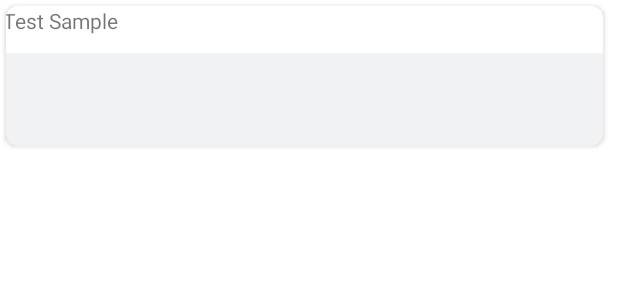
After one commit to inchko/ParkFinder, an Android app: the layout zone_card.xml on its own in the app's theme, with its tools: preview values and no code run, on a phone screen of 412 x 824 dp. The commit adds this screen. Shown: the top 300 px of the screen. Run offline under Robolectric (Android 15) with nearby library versions, the phone set to English and light mode, and no system bars; network calls fail.

Commit message:
added recyclerView of all zones in database

```diff
--- a/app/build.gradle
+++ b/app/build.gradle
@@ -9,7 +9,9 @@ plugins {
 android {
     compileSdkVersion 29
     buildToolsVersion "30.0.3"
-
+    dataBinding {
+        enabled = true
+    }
     defaultConfig {
         applicationId "com.inchko.parkfinder"
         minSdkVersion 23
@@ -66,4 +68,6 @@ dependencies {
     //retrofit
     implementation 'com.squareup.retrofit2:retrofit:2.9.0'
     implementation 'com.squareup.retrofit2:converter-gson:2.9.0'
+    //databinding
+    kapt 'com.android.databinding:compiler:3.1.4'
 }
--- a/app/src/main/java/com/inchko/parkfinder/hilt/di/ApiModule.kt
+++ b/app/src/main/java/com/inchko/parkfinder/hilt/di/ApiModule.kt
@@ -4,6 +4,7 @@ import com.google.gson.GsonBuilder
 import com.inchko.parkfinder.network.ApiService
 import com.inchko.parkfinder.network.Repository
 import com.inchko.parkfinder.network.models.TestDTO2Test
+import com.inchko.parkfinder.network.models.ZoneDTO2Zone
 import dagger.Module
 import dagger.Provides
 import dagger.hilt.InstallIn
@@ -28,7 +29,7 @@ object ApiModule {
 
     @Singleton
     @Provides
-    fun providesRepo(apiService:ApiService, testMapper:TestDTO2Test):Repository{
-        return Repository(apiService,testMapper)
+    fun providesRepo(apiService:ApiService, testMapper:TestDTO2Test, zoneMapper:ZoneDTO2Zone):Repository{
+        return Repository(apiService,testMapper,zoneMapper)
     }
 }
--- a/app/src/main/java/com/inchko/parkfinder/network/ApiService.kt
+++ b/app/src/main/java/com/inchko/parkfinder/network/ApiService.kt
@@ -1,6 +1,7 @@
 package com.inchko.parkfinder.network
 
 import com.inchko.parkfinder.network.models.TestDTO
+import com.inchko.parkfinder.network.models.ZoneDTO
 import retrofit2.http.GET
 
 interface ApiService {
@@ -9,4 +10,7 @@ interface ApiService {
     suspend fun test(/*
     @Header("value") nombre:Tipo, @Query("Query1")nombre:Tipo*/
     ): TestDTO
+
+    @GET("api/zones")
+    suspend fun readZones(): List<ZoneDTO>
 }
--- a/app/src/main/java/com/inchko/parkfinder/network/RepositoryInterface.kt
+++ b/app/src/main/java/com/inchko/parkfinder/network/RepositoryInterface.kt
@@ -1,7 +1,9 @@
 package com.inchko.parkfinder.network
 
 import com.inchko.parkfinder.domainModels.Test
+import com.inchko.parkfinder.domainModels.Zone
 
 interface RepositoryInterface {
     suspend fun test(): Test
+    suspend fun readZones():List<Zone>
 }
--- a/app/src/main/res/layout/app_bar_main.xml
+++ b/app/src/main/res/layout/app_bar_main.xml
@@ -4,7 +4,8 @@
     xmlns:tools="http://schemas.android.com/tools"
     android:layout_width="match_parent"
     android:layout_height="match_parent"
-    tools:context=".MainActivity">
+    tools:context=".MainActivity"
+    android:id ="@+id/replacable">
 
     <com.google.android.material.appbar.AppBarLayout
         android:layout_width="match_parent"
--- /dev/null
+++ b/app/src/main/res/layout/zone_card.xml
@@ -0,0 +1,44 @@
+<?xml version="1.0" encoding="utf-8"?>
+<layout
+    xmlns:android="http://schemas.android.com/apk/res/android"
+    xmlns:app="http://schemas.android.com/apk/res-auto"
+    xmlns:tools="http://schemas.android.com/tools">
+
+<androidx.constraintlayout.widget.ConstraintLayout
+    android:layout_width="wrap_content"
+    android:layout_height="wrap_content">
+    <androidx.cardview.widget.CardView
+        android:layout_width="398dp"
+        android:layout_height="93dp"
+        android:layout_marginStart="4dp"
+        android:layout_marginTop="4dp"
+        android:layout_marginEnd="4dp"
+        android:layout_marginBottom="4dp"
+        app:cardBackgroundColor="#F0F2F3"
+        app:cardCornerRadius="8dp"
+        app:layout_constraintBottom_toBottomOf="parent"
+        app:layout_constraintEnd_toEndOf="parent"
+        app:layout_constraintStart_toStartOf="parent"
+        app:layout_constraintTop_toTopOf="parent"
+        >
+        <androidx.constraintlayout.widget.ConstraintLayout
+            android:layout_width="match_parent"
+            android:layout_height="match_parent">
+
+            <TextView
+                android:id="@+id/backgroundTop"
+                android:layout_width="403dp"
+                android:layout_height="31dp"
+                android:background="@color/white"
+                android:text="Test Sample"
+                app:layout_constraintEnd_toEndOf="parent"
+                app:layout_constraintStart_toStartOf="parent"
+                app:layout_constraintTop_toTopOf="parent" />
+
+        </androidx.constraintlayout.widget.ConstraintLayout>
+
+
+    </androidx.cardview.widget.CardView>
+
+</androidx.constraintlayout.widget.ConstraintLayout>
+</layout>
--- a/app/src/main/res/values/strings.xml
+++ b/app/src/main/res/values/strings.xml
@@ -10,4 +10,5 @@
     <string name="menu_home">Map</string>
     <string name="menu_gallery">Places</string>
     <string name="menu_slideshow">Settings</string>
+    <string name="AtrasRVZ">Back</string>
 </resources>
```
Also changed, not shown: app/src/main/java/com/inchko/parkfinder/MainActivity.kt (+25 -13 lines), app/src/main/java/com/inchko/parkfinder/domainModels/Zone.kt (added, +15 -0 lines), app/src/main/java/com/inchko/parkfinder/hilt/di/AppModule.kt (+7 -0 lines), app/src/main/java/com/inchko/parkfinder/network/Repository.kt (+9 -2 lines), app/src/main/java/com/inchko/parkfinder/network/models/ZoneDTO.kt (added, +39 -0 lines), app/src/main/java/com/inchko/parkfinder/network/models/ZoneDTO2Zone.kt (added, +26 -0 lines), app/src/main/java/com/inchko/parkfinder/ui/rvZones/RvZoneFragment.kt (added, +72 -0 lines), app/src/main/java/com/inchko/parkfinder/ui/rvZones/RvZoneViewModel.kt (added, +30 -0 lines), app/src/main/java/com/inchko/parkfinder/ui/rvZones/recyView/ZoneAdapter.kt (added, +30 -0 lines), app/src/main/java/com/inchko/parkfinder/ui/rvZones/recyView/ZoneHolder.kt (added, +35 -0 lines), app/src/main/java/com/inchko/parkfinder/utils/Extensions.kt (added, +12 -0 lines), app/src/main/res/layout/fragment_rv.xml (added, +52 -0 lines).
